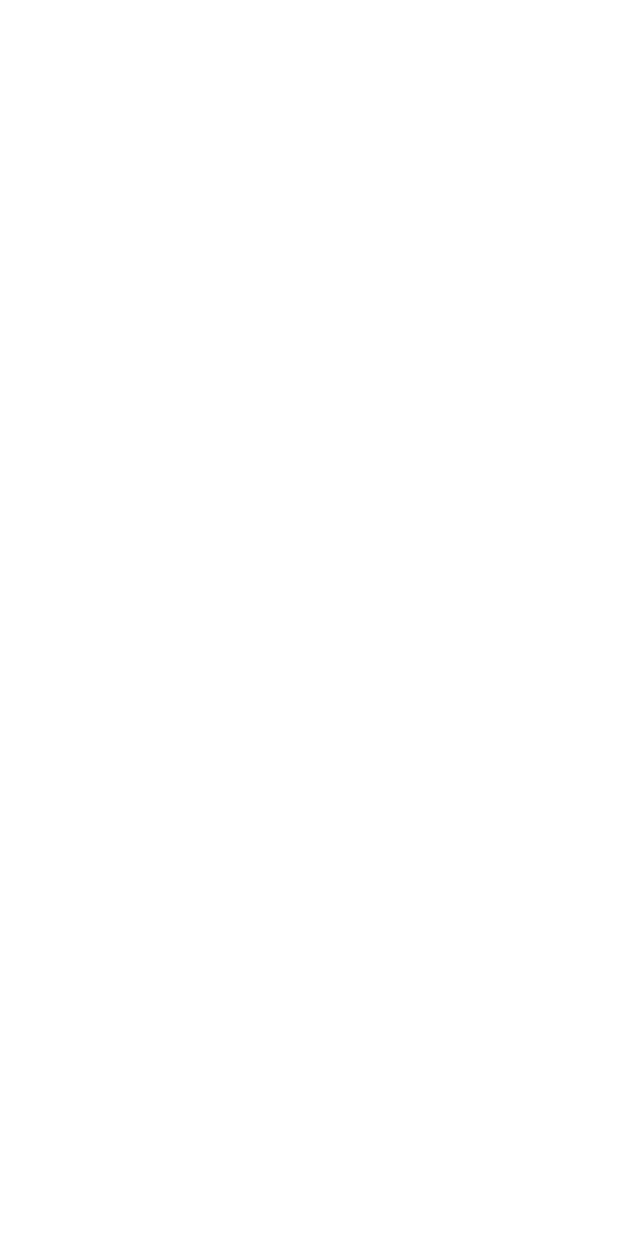
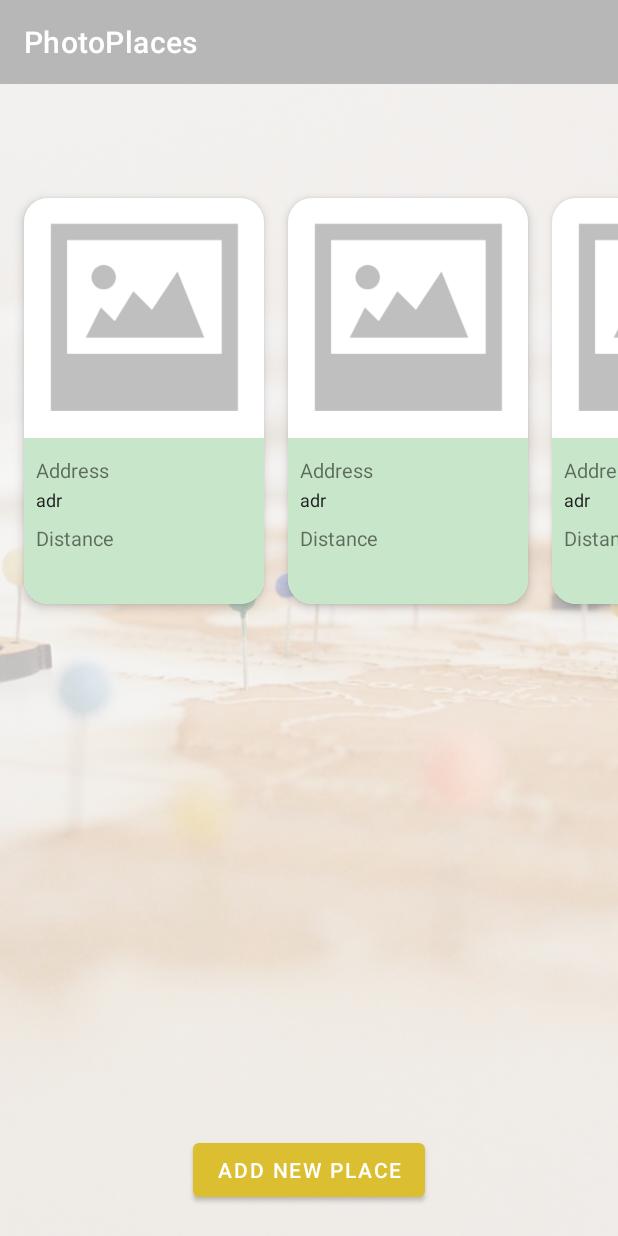
Before and after one commit to bradvalentin/PhotoPlaces, an Android app: the PlacesListActivity screen opened directly, with no data from a screen before it, on a phone screen of 412 x 824 dp. Before the commit the screen is empty. Run offline under Robolectric (Android 15) with nearby library versions, the phone set to English and light mode, and no system bars; our stand-ins replace data binding; libraries missing offline, so code that uses them is left out: com.faltenreich.skeletonlayout.

Commit message:
Create the UI for the main screen

```diff
--- a/app/src/main/AndroidManifest.xml
+++ b/app/src/main/AndroidManifest.xml
@@ -9,11 +9,11 @@
         android:roundIcon="@mipmap/ic_launcher_round"
         android:supportsRtl="true"
         android:theme="@style/AppTheme">
-        <activity android:name=".ui.PlacesListActivity">
+        <activity android:name=".ui.places.PlacesListActivity">
 
         </activity>
         <activity
-            android:name=".ui.SplashScreenActivity"
+            android:name=".ui.splashScreen.SplashScreenActivity"
             android:noHistory="true"
             android:theme="@style/AppTheme.NoActionBar">
             <intent-filter>
--- /dev/null
+++ b/app/src/main/java/com/example/photoplaces/data/entity/Place.kt
@@ -0,0 +1,13 @@
+package com.example.photoplaces.data.entity
+
+import android.os.Parcelable
+import kotlinx.android.parcel.Parcelize
+
+@Parcelize
+data class Place(
+    val address: String,
+    val image: String?,
+    val label: String,
+    val lat: Double,
+    val lng: Double
+): Parcelable
--- a/app/src/main/java/com/example/photoplaces/ui/PlacesListActivity.kt
+++ /dev/null
@@ -1,12 +0,0 @@
-package com.example.photoplaces.ui
-
-import androidx.appcompat.app.AppCompatActivity
-import android.os.Bundle
-import com.example.photoplaces.R
-
-class PlacesListActivity : AppCompatActivity() {
-    override fun onCreate(savedInstanceState: Bundle?) {
-        super.onCreate(savedInstanceState)
-        setContentView(R.layout.activity_places_list)
-    }
-}
--- /dev/null
+++ b/app/src/main/java/com/example/photoplaces/ui/places/PlaceItemClickListener.kt
@@ -0,0 +1,7 @@
+package com.example.photoplaces.ui.places
+
+import com.example.photoplaces.data.entity.Place
+
+interface PlaceItemClickListener {
+    fun placeItemPressed(place: Place)
+}
--- /dev/null
+++ b/app/src/main/java/com/example/photoplaces/ui/places/PlacesListActivity.kt
@@ -0,0 +1,48 @@
+package com.example.photoplaces.ui.places
+
+import androidx.appcompat.app.AppCompatActivity
+import android.os.Bundle
+import android.widget.Toast
+import com.example.photoplaces.R
+import com.example.photoplaces.data.entity.Place
+import com.example.photoplaces.utils.CarouselSnapHelper
+import com.faltenreich.skeletonlayout.Skeleton
+import com.faltenreich.skeletonlayout.applySkeleton
+import kotlinx.android.synthetic.main.activity_places_list.*
+
+class PlacesListActivity : AppCompatActivity(), PlaceItemClickListener {
+
+    private val placesAdapter: PlacesListAdapter by lazy {
+        PlacesListAdapter(this, places)
+    }
+    private val snapHelper: CarouselSnapHelper by lazy {CarouselSnapHelper()}
+
+    private val skeleton: Skeleton by lazy {placesRecyclerView.applySkeleton(R.layout.place_list_item, 10) }
+
+    private val places: MutableList<Place> by lazy { arrayListOf(Place("adr", "", "home", 2.2, 3.3),
+        Place("adr", "", "home", 2.2, 3.3),
+        Place("adr", "", "home", 2.2, 3.3),
+        Place("adr", "", "home", 2.2, 3.3),
+        Place("adr", "", "home", 2.2, 3.3),
+        Place("adr", "", "home", 2.2, 3.3),
+        Place("adr", "", "home", 2.2, 3.3),
+        Place("adr", "", "home", 2.2, 3.3),
+        Place("adr", "", "home", 2.2, 3.3))}
+
+    override fun onCreate(savedInstanceState: Bundle?) {
+        super.onCreate(savedInstanceState)
+        setContentView(R.layout.activity_places_list)
+        setSupportActionBar(toolbar)
+
+        placesRecyclerView.adapter = placesAdapter
+
+        //skeleton.showSkeleton()
+        snapHelper.attachToRecyclerView(placesRecyclerView)
+
+    }
+
+    override fun placeItemPressed(place: Place) {
+        Toast.makeText(this, place.address, Toast.LENGTH_SHORT).show()
+    }
+
+}
--- /dev/null
+++ b/app/src/main/java/com/example/photoplaces/ui/places/PlacesListAdapter.kt
@@ -0,0 +1,43 @@
+package com.example.photoplaces.ui.places
+
+import android.view.LayoutInflater
+import android.view.ViewGroup
+import androidx.databinding.DataBindingUtil
+import androidx.recyclerview.widget.RecyclerView
+import com.example.photoplaces.R
+import com.example.photoplaces.data.entity.Place
+import com.example.photoplaces.databinding.PlaceListItemBinding
+
+class PlacesListAdapter(private val placeItemClickListener: PlaceItemClickListener, var places: MutableList<Place>) : RecyclerView.Adapter<PlacesListAdapter.PlacesViewHolder>() {
+
+    class PlacesViewHolder(val view: PlaceListItemBinding) : RecyclerView.ViewHolder(view.root)
+
+    fun setDataSource(dataSource: List<Place>?) {
+        dataSource?.let {ds ->
+            val pos = places.size
+            val count = ds.size
+            places.addAll(ds)
+
+            notifyItemRangeInserted(pos, count)
+        }
+    }
+
+    override fun onCreateViewHolder(parent: ViewGroup, viewType: Int): PlacesViewHolder {
+        val inflater = LayoutInflater.from(parent.context)
+        val view = DataBindingUtil.inflate<PlaceListItemBinding>(inflater, R.layout.place_list_item, parent, false)
+
+        return PlacesViewHolder(view)
+    }
+
+    override fun onBindViewHolder(holder: PlacesViewHolder, position: Int) {
+        holder.view.place = places[position]
+        holder.view.listener = placeItemClickListener
+    }
+
+    override fun getItemId(index: Int): Long {
+        return getItemId(index)
+    }
+
+    override fun getItemCount(): Int = places.size
+
+}
--- a/app/src/main/java/com/example/photoplaces/ui/SplashScreenActivity.kt
+++ b/app/src/main/java/com/example/photoplaces/ui/splashScreen/SplashScreenActivity.kt
@@ -1,4 +1,4 @@
-package com.example.photoplaces.ui
+package com.example.photoplaces.ui.splashScreen
 
 import android.content.Intent
 import androidx.appcompat.app.AppCompatActivity
--- /dev/null
+++ b/app/src/main/java/com/example/photoplaces/utils/CarouselSnapHelper.kt
@@ -0,0 +1,22 @@
+package com.example.photoplaces.utils
+
+import android.view.View
+import androidx.recyclerview.widget.LinearLayoutManager
+import androidx.recyclerview.widget.LinearSnapHelper
+import androidx.recyclerview.widget.RecyclerView
+
+class CarouselSnapHelper : LinearSnapHelper() {
+
+    override fun findSnapView(layoutManager: RecyclerView.LayoutManager): View? {
+        val linearLayoutManager = layoutManager as? LinearLayoutManager
+            ?: return super.findSnapView(layoutManager)
+
+        return linearLayoutManager
+            .takeIf { isValidSnap(it) }
+            ?.run { super.findSnapView(layoutManager) }
+    }
+
+    private fun isValidSnap(linearLayoutManager: LinearLayoutManager) =
+        linearLayoutManager.findFirstCompletelyVisibleItemPosition() != 0 &&
+                linearLayoutManager.findLastCompletelyVisibleItemPosition() != linearLayoutManager.itemCount - 1
+}
--- /dev/null
+++ b/app/src/main/java/com/example/photoplaces/utils/Utils.kt
@@ -0,0 +1,23 @@
+package com.example.photoplaces.utils
+
+import android.widget.ImageView
+import androidx.databinding.BindingAdapter
+import com.bumptech.glide.Glide
+import com.bumptech.glide.request.RequestOptions
+import com.example.photoplaces.R
+
+fun ImageView.loadImageFromUrl(url: String?) {
+    val options = RequestOptions()
+        .placeholder(R.drawable.no_image)
+        .error(R.drawable.no_image)
+
+    Glide.with(context)
+        .setDefaultRequestOptions(options)
+        .load(url)
+        .into(this)
+}
+
+@BindingAdapter("android:imageUrl")
+fun loadImage(view: ImageView, url: String?) {
+    view.loadImageFromUrl(url)
+}
--- a/app/src/main/res/layout/activity_places_list.xml
+++ b/app/src/main/res/layout/activity_places_list.xml
@@ -1,9 +1,71 @@
 <?xml version="1.0" encoding="utf-8"?>
-<androidx.constraintlayout.widget.ConstraintLayout xmlns:android="http://schemas.android.com/apk/res/android"
+
+<ScrollView xmlns:android="http://schemas.android.com/apk/res/android"
     xmlns:app="http://schemas.android.com/apk/res-auto"
     xmlns:tools="http://schemas.android.com/tools"
     android:layout_width="match_parent"
     android:layout_height="match_parent"
-    tools:context=".ui.PlacesListActivity">
+    android:fillViewport="true"
+    android:overScrollMode="never">
 
-</androidx.constraintlayout.widget.ConstraintLayout>
+    <androidx.constraintlayout.widget.ConstraintLayout
+        android:layout_width="match_parent"
+        android:layout_height="wrap_content"
+        tools:context=".ui.places.PlacesListActivity">
+
+        <ImageView
+            android:layout_width="0dp"
+            android:layout_height="0dp"
+            android:scaleType="centerCrop"
+            android:alpha="0.3"
+            android:src="@drawable/map_background"
+            app:layout_constraintBottom_toBottomOf="parent"
+            app:layout_constraintEnd_toEndOf="parent"
+            app:layout_constraintStart_toStartOf="parent"
+            app:layout_constraintTop_toTopOf="parent" />
+
+        <androidx.appcompat.widget.Toolbar
+            android:id="@+id/toolbar"
+            android:layout_width="match_parent"
+            android:layout_height="?attr/actionBarSize"
+            android:background="?attr/colorPrimary"
+            android:theme="@style/ThemeOverlay.AppCompat.ActionBar"
+            app:layout_constraintStart_toStartOf="parent"
+            app:layout_constraintTop_toTopOf="parent"
+            app:titleTextColor="@color/colorWhite" />
+
+        <androidx.recyclerview.widget.RecyclerView
+            android:id="@+id/placesRecyclerView"
+            android:layout_width="0dp"
+            android:layout_height="wrap_content"
+            android:layout_marginTop="60dp"
+            android:layout_marginBottom="20dp"
+            android:clipToPadding="false"
+            android:orientation="horizontal"
+            android:overScrollMode="never"
+            android:paddingStart="8dp"
+            android:paddingEnd="8dp"
+            app:layoutManager="androidx.recyclerview.widget.LinearLayoutManager"
+            app:layout_constraintBottom_toTopOf="@+id/materialButton"
+            app:layout_constraintEnd_toEndOf="parent"
+            app:layout_constraintLeft_toLeftOf="parent"
+            app:layout_constraintRight_toRightOf="parent"
+            app:layout_constraintStart_toStartOf="parent"
+            app:layout_constraintTop_toBottomOf="@+id/toolbar"
+            app:layout_constraintVertical_bias="0.0"
+            tools:listitem="@layout/place_list_item">
+
+        </androidx.recyclerview.widget.RecyclerView>
+
+        <com.google.android.material.button.MaterialButton
+            android:id="@+id/materialButton"
+            style="@style/MtButtonStyle"
+            android:layout_width="wrap_content"
+            android:layout_height="0dp"
+            android:layout_marginBottom="20dp"
+            android:text="@string/add_place"
+            app:layout_constraintBottom_toBottomOf="parent"
+            app:layout_constraintEnd_toEndOf="parent"
+            app:layout_constraintStart_toStartOf="parent" />
+    </androidx.constraintlayout.widget.ConstraintLayout>
+</ScrollView>
--- a/app/src/main/res/layout/activity_splash_screen.xml
+++ b/app/src/main/res/layout/activity_splash_screen.xml
@@ -6,7 +6,7 @@ android:id="@+id/motionLayout"
 android:layout_width="match_parent"
 android:layout_height="match_parent"
 android:background="@color/colorGreyDark"
-tools:context=".ui.SplashScreenActivity"
+tools:context=".ui.splashScreen.SplashScreenActivity"
 app:layoutDescription="@xml/activity_splash_screen_scene">
 
 <ImageView
--- a/app/src/main/res/layout/place_list_item.xml
+++ b/app/src/main/res/layout/place_list_item.xml
@@ -1,29 +1,49 @@
 <?xml version="1.0" encoding="utf-8"?>
+
+<layout>
+
+    <data>
+
+        <import type="android.view.View" />
+
+        <variable
+            name="place"
+            type="com.example.photoplaces.data.entity.Place" />
+
+        <variable
+            name="listener"
+            type="com.example.photoplaces.ui.places.PlaceItemClickListener" />
+
+    </data>
+
     <androidx.cardview.widget.CardView xmlns:android="http://schemas.android.com/apk/res/android"
         xmlns:app="http://schemas.android.com/apk/res-auto"
         android:id="@+id/cardViewRepo"
         android:layout_width="160dp"
         android:layout_height="wrap_content"
         android:layout_marginStart="8dp"
-    android:layout_marginTop="4dp"
+        android:layout_marginTop="16dp"
         android:layout_marginEnd="8dp"
-    android:layout_marginBottom="4dp"
+        android:layout_marginBottom="16dp"
         android:foreground="?android:attr/selectableItemBackground"
         app:cardCornerRadius="16dp"
-    app:cardElevation="4dp">
+        app:cardElevation="4dp"
+        android:onClick='@{() -> listener.placeItemPressed(place)}'
+        >
 
         <androidx.constraintlayout.widget.ConstraintLayout
             android:id="@+id/repoConstraintLayout"
             android:layout_width="match_parent"
             android:layout_height="match_parent"
             android:layout_marginBottom="0dp"
-        android:background="@color/colorGreyLight">
+            android:background="@color/colorGreenLight">
 
             <ImageView
                 android:id="@+id/placeImageView"
                 android:layout_width="match_parent"
                 android:layout_height="0dp"
                 android:scaleType="fitXY"
+                android:imageUrl="@{place.image}"
                 app:layout_constraintDimensionRatio="1:1"
                 app:layout_constraintEnd_toEndOf="parent"
                 app:layout_constraintStart_toStartOf="parent"
@@ -36,9 +56,8 @@
                 android:layout_marginStart="8dp"
                 android:layout_marginTop="12dp"
                 android:layout_marginEnd="8dp"
-            android:text="Address"
-            android:textColor="@color/colorGreyDark"
-            android:textSize="14sp"
+                android:text="@string/address_text"
+                android:textSize="13sp"
                 app:layout_constraintEnd_toEndOf="parent"
                 app:layout_constraintStart_toStartOf="parent"
                 app:layout_constraintTop_toBottomOf="@+id/placeImageView" />
@@ -50,9 +69,10 @@
                 android:layout_marginStart="8dp"
                 android:layout_marginTop="2dp"
                 android:layout_marginEnd="8dp"
+                android:maxLines="2"
+                android:textColor="@color/colorGreyDark"
+                android:text="@{place.address}"
                 android:textSize="12sp"
-            android:maxLines="2"
-            android:text="Traian Vuia"
                 app:layout_constraintEnd_toEndOf="parent"
                 app:layout_constraintStart_toStartOf="parent"
                 app:layout_constraintTop_toBottomOf="@+id/placeAddressTitle" />
@@ -64,9 +84,8 @@
                 android:layout_marginStart="8dp"
                 android:layout_marginTop="8dp"
                 android:layout_marginEnd="8dp"
-            android:textSize="14sp"
-            android:textColor="@color/colorGreyDark"
-            android:text="Distance"
+                android:text="@string/distance_text"
+                android:textSize="13sp"
                 app:layout_constraintEnd_toEndOf="parent"
                 app:layout_constraintStart_toStartOf="parent"
                 app:layout_constraintTop_toBottomOf="@+id/placeAddress" />
@@ -79,9 +98,9 @@
                 android:layout_marginTop="2dp"
                 android:layout_marginEnd="8dp"
                 android:layout_marginBottom="16dp"
+                android:maxLines="2"
+                android:textColor="@color/colorGreyDark"
                 android:textSize="12sp"
-            android:maxLines="2"
-            android:text="2.2 km"
                 app:layout_constraintBottom_toBottomOf="parent"
                 app:layout_constraintEnd_toEndOf="parent"
                 app:layout_constraintStart_toStartOf="parent"
@@ -89,3 +108,5 @@
         </androidx.constraintlayout.widget.ConstraintLayout>
 
     </androidx.cardview.widget.CardView>
+
+</layout>
--- a/app/src/main/res/values/colors.xml
+++ b/app/src/main/res/values/colors.xml
@@ -5,6 +5,7 @@
     <color name="colorAccent">#DCBF31</color>
     <color name="colorGreyDark">#212121</color>
     <color name="colorGreyLight">#DDDDDD</color>
+    <color name="colorGreenLight">#c8e6c9</color>
     <color name="colorWhite">#FFF</color>
 
 </resources>
--- a/app/src/main/res/values/strings.xml
+++ b/app/src/main/res/values/strings.xml
@@ -1,3 +1,6 @@
 <resources>
     <string name="app_name">PhotoPlaces</string>
+    <string name="address_text">Address</string>
+    <string name="distance_text">Distance</string>
+    <string name="add_place">Add new place</string>
 </resources>
--- a/app/src/main/res/values/styles.xml
+++ b/app/src/main/res/values/styles.xml
@@ -20,5 +20,12 @@
         <item name="android:windowEnterAnimation">@anim/fade</item>
     </style>
 
+    <style name="MtButtonStyle" parent="Widget.MaterialComponents.Button">
+        <item name="materialThemeOverlay">@style/YellowButtonThemeOverlay</item>
+    </style>
+
+    <style name="YellowButtonThemeOverlay">
+        <item name="colorPrimary">@color/colorAccent</item>
+    </style>
 
 </resources>
```
Also changed, not shown: app/build.gradle (+15 -0 lines), app/src/main/res/drawable/map_background.jpg (added). Lines whose indentation alone changed are shown as unchanged.
